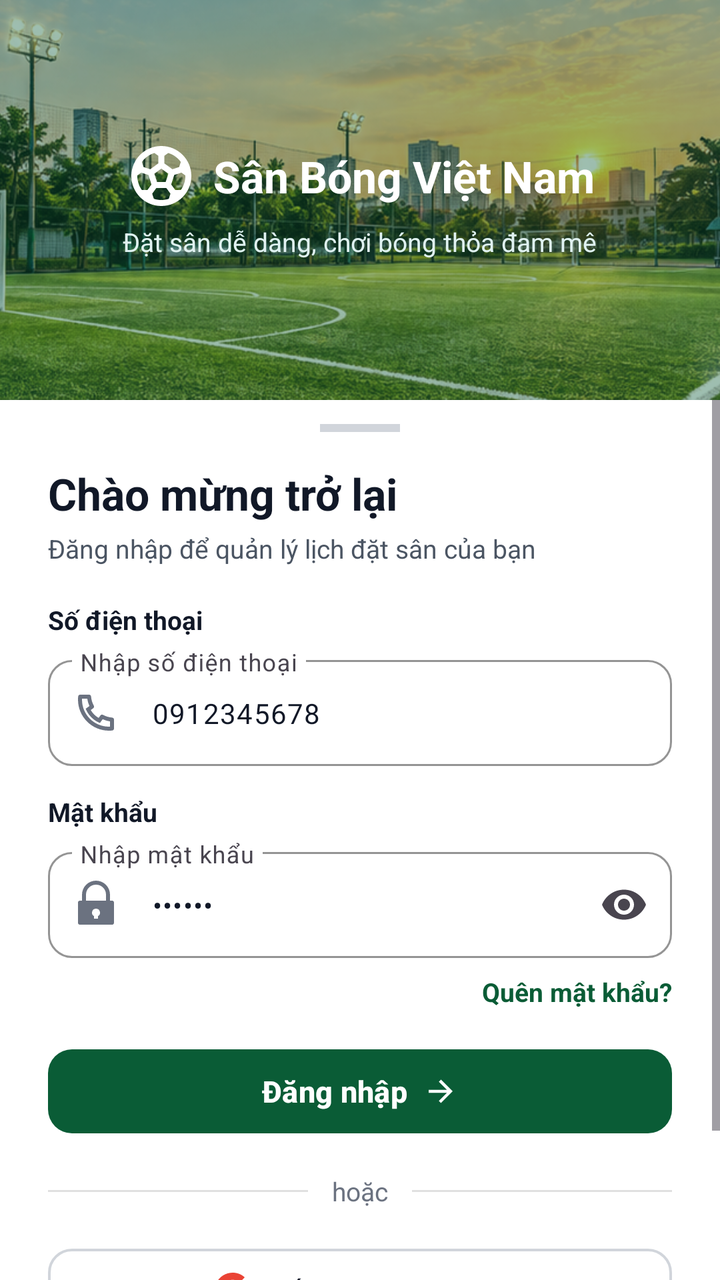
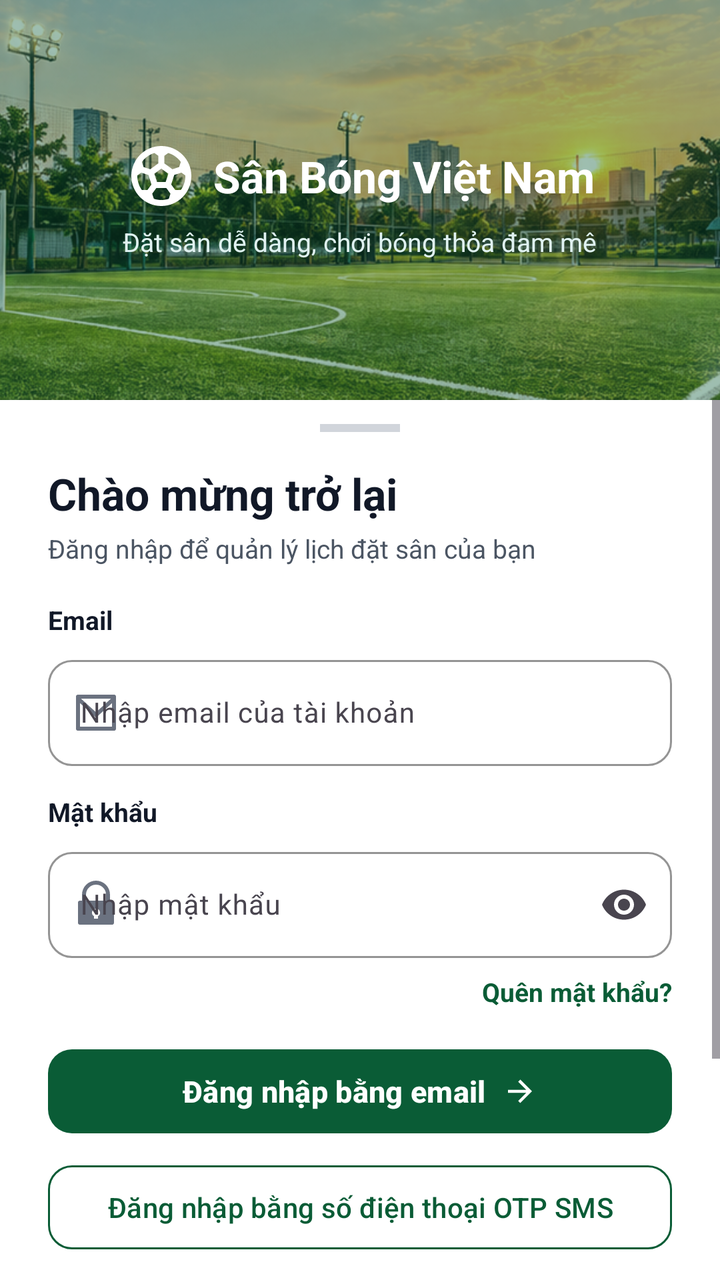

The first picture is an Android layout as it rendered before a commit; the second is the same layout after the commit. The layout source and the unified diff follow.
<!-- AndroidManifest.xml: application theme Theme.SanBong -->
<!-- res/layout/activity_auth.xml -->
<?xml version="1.0" encoding="utf-8"?>
<LinearLayout
    xmlns:android="http://schemas.android.com/apk/res/android"
    xmlns:app="http://schemas.android.com/apk/res-auto"
    android:layout_width="match_parent"
    android:layout_height="match_parent"
    android:orientation="vertical"
    android:background="@color/surface">

    
    <FrameLayout
        android:layout_width="match_parent"
        android:layout_height="200dp">

        <ImageView
            android:layout_width="match_parent"
            android:layout_height="match_parent"
            android:scaleType="centerCrop"
            android:src="@drawable/img_pitch_sunset" />

        <View
            android:layout_width="match_parent"
            android:layout_height="match_parent"
            android:background="#660D5C3A" />

        <LinearLayout
            android:layout_width="match_parent"
            android:layout_height="wrap_content"
            android:layout_gravity="center"
            android:gravity="center"
            android:orientation="vertical"
            android:padding="16dp">

            <LinearLayout
                android:layout_width="wrap_content"
                android:layout_height="wrap_content"
                android:gravity="center_vertical">

                <ImageView
                    android:layout_width="36dp"
                    android:layout_height="36dp"
                    android:src="@drawable/ic_ri_football"
                    app:tint="@color/white" />

                <TextView
                    android:layout_width="wrap_content"
                    android:layout_height="wrap_content"
                    android:layout_marginStart="8dp"
                    android:text="Sân Bóng Việt Nam"
                    android:textColor="@color/white"
                    android:textSize="22sp"
                    android:textStyle="bold" />
            </LinearLayout>

            <TextView
                android:layout_width="wrap_content"
                android:layout_height="wrap_content"
                android:layout_marginTop="6dp"
                android:text="Đặt sân dễ dàng, chơi bóng thỏa đam mê"
                android:textColor="#E0F2F1"
                android:textSize="13sp" />
        </LinearLayout>
    </FrameLayout>

    
    <ScrollView
        android:layout_width="match_parent"
        android:layout_height="0dp"
        android:layout_weight="1"
        android:background="@drawable/bg_sheet_bottom"
        android:fillViewport="true">

        <LinearLayout
            android:layout_width="match_parent"
            android:layout_height="wrap_content"
            android:orientation="vertical"
            android:paddingHorizontal="24dp"
            android:paddingTop="12dp"
            android:paddingBottom="24dp">

            
            <View
                android:layout_width="40dp"
                android:layout_height="4dp"
                android:layout_gravity="center_horizontal"
                android:layout_marginBottom="16dp"
                android:background="#D1D5DB" />

            
            <LinearLayout
                android:id="@+id/layoutLogin"
                android:layout_width="match_parent"
                android:layout_height="wrap_content"
                android:orientation="vertical"
                android:visibility="visible">

                <TextView
                    android:layout_width="wrap_content"
                    android:layout_height="wrap_content"
                    android:text="Chào mừng trở lại"
                    android:textColor="@color/text_primary"
                    android:textSize="22sp"
                    android:textStyle="bold" />

                <TextView
                    android:layout_width="wrap_content"
                    android:layout_height="wrap_content"
                    android:layout_marginTop="4dp"
                    android:text="Đăng nhập để quản lý lịch đặt sân của bạn"
                    android:textColor="@color/text_secondary"
                    android:textSize="13sp" />

                
                <TextView
                    android:layout_width="wrap_content"
                    android:layout_height="wrap_content"
                    android:layout_marginTop="18dp"
                    android:text="Số điện thoại"
                    android:textColor="@color/text_primary"
                    android:textSize="13sp"
                    android:textStyle="bold" />

                <com.google.android.material.textfield.TextInputLayout
                    style="@style/Widget.Material3.TextInputLayout.OutlinedBox"
                    android:layout_width="match_parent"
                    android:layout_height="wrap_content"
                    android:layout_marginTop="6dp"
                    app:startIconDrawable="@drawable/ic_ri_phone"
                    app:startIconTint="@color/text_muted"
                    app:boxCornerRadiusTopStart="12dp"
                    app:boxCornerRadiusTopEnd="12dp"
                    app:boxCornerRadiusBottomStart="12dp"
                    app:boxCornerRadiusBottomEnd="12dp"
                    app:boxStrokeColor="@color/primary_green">

                    <com.google.android.material.textfield.TextInputEditText
                        android:id="@+id/etLoginPhone"
                        android:layout_width="match_parent"
                        android:layout_height="wrap_content"
                        android:hint="Nhập số điện thoại"
                        android:inputType="phone"
                        android:text="0912345678"
                        android:textColor="@color/text_primary"
                        android:textSize="14sp" />
                </com.google.android.material.textfield.TextInputLayout>

                
                <TextView
                    android:layout_width="wrap_content"
                    android:layout_height="wrap_content"
                    android:layout_marginTop="14dp"
                    android:text="Mật khẩu"
                    android:textColor="@color/text_primary"
                    android:textSize="13sp"
                    android:textStyle="bold" />

                <com.google.android.material.textfield.TextInputLayout
                    style="@style/Widget.Material3.TextInputLayout.OutlinedBox"
                    android:layout_width="match_parent"
                    android:layout_height="wrap_content"
                    android:layout_marginTop="6dp"
                    app:startIconDrawable="@drawable/ic_ri_lock"
                    app:startIconTint="@color/text_muted"
                    app:endIconMode="password_toggle"
                    app:boxCornerRadiusTopStart="12dp"
                    app:boxCornerRadiusTopEnd="12dp"
                    app:boxCornerRadiusBottomStart="12dp"
                    app:boxCornerRadiusBottomEnd="12dp"
                    app:boxStrokeColor="@color/primary_green">

                    <com.google.android.material.textfield.TextInputEditText
                        android:id="@+id/etLoginPassword"
                        android:layout_width="match_parent"
                        android:layout_height="wrap_content"
                        android:hint="Nhập mật khẩu"
                        android:inputType="textPassword"
                        android:text="123456"
                        android:textColor="@color/text_primary"
                        android:textSize="14sp" />
                </com.google.android.material.textfield.TextInputLayout>

                
                <TextView
                    android:id="@+id/btnForgotPassword"
                    android:layout_width="wrap_content"
                    android:layout_height="wrap_content"
                    android:layout_gravity="end"
                    android:layout_marginTop="8dp"
                    android:text="Quên mật khẩu?"
                    android:textColor="@color/primary_green"
                    android:textSize="13sp"
                    android:textStyle="bold" />

                
                <com.google.android.material.button.MaterialButton
                    android:id="@+id/btnLoginSubmit"
                    android:layout_width="match_parent"
                    android:layout_height="50dp"
                    android:layout_marginTop="16dp"
                    android:text="Đăng nhập"
                    android:textColor="@color/white"
                    android:textSize="15sp"
                    android:textStyle="bold"
                    app:backgroundTint="@color/primary_green"
                    app:cornerRadius="12dp"
                    app:icon="@drawable/ic_ri_arrow_right"
                    app:iconGravity="textEnd"
                    app:iconTint="@color/white" />

                
                <LinearLayout
                    android:layout_width="match_parent"
                    android:layout_height="wrap_content"
                    android:layout_marginVertical="16dp"
                    android:gravity="center_vertical">

                    <View
                        android:layout_width="0dp"
                        android:layout_height="1dp"
                        android:layout_weight="1"
                        android:background="#E0E0E0" />

                    <TextView
                        android:layout_width="wrap_content"
                        android:layout_height="wrap_content"
                        android:layout_marginHorizontal="12dp"
                        android:text="hoặc"
                        android:textColor="@color/text_muted"
                        android:textSize="13sp" />

                    <View
                        android:layout_width="0dp"
                        android:layout_height="1dp"
                        android:layout_weight="1"
                        android:background="#E0E0E0" />
                </LinearLayout>

                
                <com.google.android.material.button.MaterialButton
                    android:id="@+id/btnGoogleLogin"
                    style="@style/Widget.Material3.Button.OutlinedButton"
                    android:layout_width="match_parent"
                    android:layout_height="50dp"
                    android:text="Tiếp tục với Google"
                    android:textColor="@color/text_primary"
                    android:textSize="14sp"
                    app:strokeColor="#D1D5DB"
                    app:strokeWidth="1.2dp"
                    app:cornerRadius="12dp"
                    app:icon="@drawable/ic_ri_google"
                    app:iconGravity="textStart"
                    app:iconTint="@null" />

                
                <LinearLayout
                    android:layout_width="wrap_content"
                    android:layout_height="wrap_content"
                    android:layout_gravity="center_horizontal"
                    android:layout_marginTop="18dp"
                    android:gravity="center">

                    <TextView
                        android:layout_width="wrap_content"
                        android:layout_height="wrap_content"
                        android:text="Chưa có tài khoản? "
                        android:textColor="@color/text_secondary"
                        android:textSize="13sp" />

                    <TextView
                        android:id="@+id/btnSwitchToRegister"
                        android:layout_width="wrap_content"
                        android:layout_height="wrap_content"
                        android:text="Đăng ký"
                        android:textColor="@color/primary_green"
                        android:textSize="13sp"
                        android:textStyle="bold" />
                </LinearLayout>
            </LinearLayout>

            
            <LinearLayout
                android:id="@+id/layoutRegister"
                android:layout_width="match_parent"
                android:layout_height="wrap_content"
                android:orientation="vertical"
                android:visibility="gone">

                <TextView
                    android:layout_width="wrap_content"
                    android:layout_height="wrap_content"
                    android:text="Tạo tài khoản"
                    android:textColor="@color/text_primary"
                    android:textSize="22sp"
                    android:textStyle="bold" />

                <TextView
                    android:layout_width="wrap_content"
                    android:layout_height="wrap_content"
                    android:layout_marginTop="4dp"
                    android:text="Đăng ký để đặt sân nhanh hơn"
                    android:textColor="@color/text_secondary"
                    android:textSize="13sp" />

                
                <TextView
                    android:layout_width="wrap_content"
                    android:layout_height="wrap_content"
                    android:layout_marginTop="16dp"
                    android:text="Họ và tên"
                    android:textColor="@color/text_primary"
                    android:textSize="13sp"
                    android:textStyle="bold" />

                <com.google.android.material.textfield.TextInputLayout
                    style="@style/Widget.Material3.TextInputLayout.OutlinedBox"
                    android:layout_width="match_parent"
                    android:layout_height="wrap_content"
                    android:layout_marginTop="4dp"
                    app:startIconDrawable="@drawable/ic_ri_user"
                    app:startIconTint="@color/text_muted"
                    app:boxCornerRadiusTopStart="12dp"
                    app:boxCornerRadiusTopEnd="12dp"
                    app:boxCornerRadiusBottomStart="12dp"
                    app:boxCornerRadiusBottomEnd="12dp"
                    app:boxStrokeColor="@color/primary_green">

                    <com.google.android.material.textfield.TextInputEditText
                        android:id="@+id/etRegName"
                        android:layout_width="match_parent"
                        android:layout_height="wrap_content"
                        android:hint="Nhập họ và tên"
                        android:textColor="@color/text_primary"
                        android:textSize="14sp" />
                </com.google.android.material.textfield.TextInputLayout>

                
                <TextView
                    android:layout_width="wrap_content"
                    android:layout_height="wrap_content"
                    android:layout_marginTop="12dp"
                    android:text="Số điện thoại"
                    android:textColor="@color/text_primary"
                    android:textSize="13sp"
                    android:textStyle="bold" />

                <com.google.android.material.textfield.TextInputLayout
                    style="@style/Widget.Material3.TextInputLayout.OutlinedBox"
                    android:layout_width="match_parent"
                    android:layout_height="wrap_content"
                    android:layout_marginTop="4dp"
                    app:startIconDrawable="@drawable/ic_ri_phone"
                    app:startIconTint="@color/text_muted"
                    app:boxCornerRadiusTopStart="12dp"
                    app:boxCornerRadiusTopEnd="12dp"
                    app:boxCornerRadiusBottomStart="12dp"
                    app:boxCornerRadiusBottomEnd="12dp"
                    app:boxStrokeColor="@color/primary_green">

                    <com.google.android.material.textfield.TextInputEditText
                        android:id="@+id/etRegPhone"
                        android:layout_width="match_parent"
                        android:layout_height="wrap_content"
                        android:hint="Nhập số điện thoại"
                        android:inputType="phone"
                        android:textColor="@color/text_primary"
                        android:textSize="14sp" />
                </com.google.android.material.textfield.TextInputLayout>

                
                <TextView
                    android:layout_width="wrap_content"
                    android:layout_height="wrap_content"
                    android:layout_marginTop="12dp"
                    android:text="Email (không bắt buộc)"
                    android:textColor="@color/text_primary"
                    android:textSize="13sp"
                    android:textStyle="bold" />

                <com.google.android.material.textfield.TextInputLayout
                    style="@style/Widget.Material3.TextInputLayout.OutlinedBox"
                    android:layout_width="match_parent"
                    android:layout_height="wrap_content"
                    android:layout_marginTop="4dp"
                    app:startIconDrawable="@drawable/ic_ri_mail"
                    app:startIconTint="@color/text_muted"
                    app:boxCornerRadiusTopStart="12dp"
                    app:boxCornerRadiusTopEnd="12dp"
                    app:boxCornerRadiusBottomStart="12dp"
                    app:boxCornerRadiusBottomEnd="12dp"
                    app:boxStrokeColor="@color/primary_green">

                    <com.google.android.material.textfield.TextInputEditText
                        android:id="@+id/etRegEmail"
                        android:layout_width="match_parent"
                        android:layout_height="wrap_content"
                        android:hint="Nhập email của bạn"
                        android:inputType="textEmailAddress"
                        android:textColor="@color/text_primary"
                        android:textSize="14sp" />
                </com.google.android.material.textfield.TextInputLayout>

                
                <TextView
                    android:layout_width="wrap_content"
                    android:layout_height="wrap_content"
                    android:layout_marginTop="12dp"
                    android:text="Mật khẩu"
                    android:textColor="@color/text_primary"
                    android:textSize="13sp"
                    android:textStyle="bold" />

                <com.google.android.material.textfield.TextInputLayout
                    style="@style/Widget.Material3.TextInputLayout.OutlinedBox"
                    android:layout_width="match_parent"
                    android:layout_height="wrap_content"
                    android:layout_marginTop="4dp"
                    app:startIconDrawable="@drawable/ic_ri_lock"
                    app:startIconTint="@color/text_muted"
                    app:endIconMode="password_toggle"
                    app:boxCornerRadiusTopStart="12dp"
                    app:boxCornerRadiusTopEnd="12dp"
                    app:boxCornerRadiusBottomStart="12dp"
                    app:boxCornerRadiusBottomEnd="12dp"
                    app:boxStrokeColor="@color/primary_green">

                    <com.google.android.material.textfield.TextInputEditText
                        android:id="@+id/etRegPassword"
                        android:layout_width="match_parent"
                        android:layout_height="wrap_content"
                        android:hint="Nhập mật khẩu"
                        android:inputType="textPassword"
                        android:textColor="@color/text_primary"
                        android:textSize="14sp" />
                </com.google.android.material.textfield.TextInputLayout>

                
                <TextView
                    android:layout_width="wrap_content"
                    android:layout_height="wrap_content"
                    android:layout_marginTop="12dp"
                    android:text="Nhập lại mật khẩu"
                    android:textColor="@color/text_primary"
                    android:textSize="13sp"
                    android:textStyle="bold" />

                <com.google.android.material.textfield.TextInputLayout
                    style="@style/Widget.Material3.TextInputLayout.OutlinedBox"
                    android:layout_width="match_parent"
                    android:layout_height="wrap_content"
                    android:layout_marginTop="4dp"
                    app:startIconDrawable="@drawable/ic_ri_lock"
                    app:startIconTint="@color/text_muted"
                    app:endIconMode="password_toggle"
                    app:boxCornerRadiusTopStart="12dp"
                    app:boxCornerRadiusTopEnd="12dp"
                    app:boxCornerRadiusBottomStart="12dp"
                    app:boxCornerRadiusBottomEnd="12dp"
                    app:boxStrokeColor="@color/primary_green">

                    <com.google.android.material.textfield.TextInputEditText
                        android:id="@+id/etRegPasswordConfirm"
                        android:layout_width="match_parent"
                        android:layout_height="wrap_content"
                        android:hint="Nhập lại mật khẩu"
                        android:inputType="textPassword"
                        android:textColor="@color/text_primary"
                        android:textSize="14sp" />
                </com.google.android.material.textfield.TextInputLayout>

                
                <LinearLayout
                    android:layout_width="match_parent"
                    android:layout_height="wrap_content"
                    android:layout_marginTop="12dp"
                    android:gravity="center_vertical">

                    <CheckBox
                        android:id="@+id/cbTerms"
                        android:layout_width="wrap_content"
                        android:layout_height="wrap_content"
                        android:checked="true"
                        android:buttonTint="@color/primary_green" />

                    <TextView
                        android:layout_width="wrap_content"
                        android:layout_height="wrap_content"
                        android:text="Tôi đồng ý với Điều khoản và Chính sách"
                        android:textColor="@color/text_secondary"
                        android:textSize="12sp" />
                </LinearLayout>

                
                <com.google.android.material.button.MaterialButton
                    android:id="@+id/btnRegisterSubmit"
                    android:layout_width="match_parent"
                    android:layout_height="50dp"
                    android:layout_marginTop="16dp"
                    android:text="Tạo tài khoản"
                    android:textColor="@color/white"
                    android:textSize="15sp"
                    android:textStyle="bold"
                    app:backgroundTint="@color/primary_green"
                    app:cornerRadius="12dp"
                    app:icon="@drawable/ic_ri_arrow_right"
                    app:iconGravity="textEnd"
                    app:iconTint="@color/white" />

                
                <LinearLayout
                    android:layout_width="wrap_content"
                    android:layout_height="wrap_content"
                    android:layout_gravity="center_horizontal"
                    android:layout_marginTop="16dp"
                    android:gravity="center">

                    <TextView
                        android:layout_width="wrap_content"
                        android:layout_height="wrap_content"
                        android:text="Đã có tài khoản? "
                        android:textColor="@color/text_secondary"
                        android:textSize="13sp" />

                    <TextView
                        android:id="@+id/btnSwitchToLogin"
                        android:layout_width="wrap_content"
                        android:layout_height="wrap_content"
                        android:text="Đăng nhập"
                        android:textColor="@color/primary_green"
                        android:textSize="13sp"
                        android:textStyle="bold" />
                </LinearLayout>
            </LinearLayout>

        </LinearLayout>
    </ScrollView>

</LinearLayout>
<!-- resources referenced by this layout -->
<resources>
  <color name="primary_green">#0A5C36</color>
  <color name="surface">#FFFFFF</color>
  <color name="text_muted">#6B7280</color>
  <color name="text_primary">#111827</color>
  <color name="text_secondary">#4B5563</color>
  <color name="white">#FFFFFF</color>
  <!-- drawable bg_sheet_bottom (drawable) -->
  <?xml version="1.0" encoding="utf-8"?>
  <shape xmlns:android="http://schemas.android.com/apk/res/android"
      android:shape="rectangle">
      <solid android:color="@color/surface" />
      <corners
          android:topLeftRadius="24dp"
          android:topRightRadius="24dp"
          android:bottomLeftRadius="0dp"
          android:bottomRightRadius="0dp" />
  </shape>
  <!-- drawable ic_ri_arrow_right (drawable) -->
  ﻿<vector xmlns:android="http://schemas.android.com/apk/res/android"
      android:width="24dp"
      android:height="24dp"
      android:viewportWidth="24"
      android:viewportHeight="24">
      <path
          android:fillColor="#FF000000"
          android:pathData="M16.1716 10.9999L10.8076 5.63589L12.2218 4.22168L20 11.9999L12.2218 19.778L10.8076 18.3638L16.1716 12.9999H4V10.9999H16.1716Z" />
  </vector>
  <!-- drawable ic_ri_lock (drawable) -->
  <vector xmlns:android="http://schemas.android.com/apk/res/android"
      android:width="24dp"
      android:height="24dp"
      android:viewportWidth="24"
      android:viewportHeight="24">
    <path
        android:fillColor="#FFFFFFFF"
        android:pathData="M19,10h1a1,1 0,0 1,1 1v10a1,1 0,0 1,-1 1H4a1,1 0,0 1,-1 -1V11a1,1 0,0 1,1 -1h1V7a7,7 0,0 1,14 0v3zm-2,0V7A5,5 0,0 0,7 7v3h10zm-5,4a2,2 0,0 0,-1 3.732V19h2v-1.268A2,2 0,0 0,12 14z"/>
  </vector>
  <!-- drawable ic_ri_mail (drawable) -->
  <vector xmlns:android="http://schemas.android.com/apk/res/android"
      android:width="24dp"
      android:height="24dp"
      android:viewportWidth="24"
      android:viewportHeight="24">
    <path
        android:fillColor="#FFFFFFFF"
        android:pathData="M3,3h18a1,1 0,0 1,1 1v16a1,1 0,0 1,-1 1H3a1,1 0,0 1,-1 -1V4a1,1 0,0 1,1 -1zm17,4.238l-7.928,7.182a.1.1 0,0 1,-0.144 0L4,7.238V19h16V7.238zM4.511,5l7.489,6.785L19.489,5H4.511z"/>
  </vector>
  <!-- drawable ic_ri_user (drawable) -->
  ﻿<vector xmlns:android="http://schemas.android.com/apk/res/android"
      android:width="24dp"
      android:height="24dp"
      android:viewportWidth="24"
      android:viewportHeight="24">
      <path
          android:fillColor="#FF000000"
          android:pathData="M20 22H18V20C18 18.3431 16.6569 17 15 17H9C7.34315 17 6 18.3431 6 20V22H4V20C4 17.2386 6.23858 15 9 15H15C17.7614 15 20 17.2386 20 20V22ZM12 13C8.68629 13 6 10.3137 6 7C6 3.68629 8.68629 1 12 1C15.3137 1 18 3.68629 18 7C18 10.3137 15.3137 13 12 13ZM12 11C14.2091 11 16 9.20914 16 7C16 4.79086 14.2091 3 12 3C9.79086 3 8 4.79086 8 7C8 9.20914 9.79086 11 12 11Z" />
  </vector>
  <color name="brand_700">#0D683D</color>
  <color name="brand_100">#E6F4EA</color>
  <color name="brand_950">#074528</color>
  <color name="brand_600">#10804D</color>
  <color name="background">#F4F7F5</color>
  <color name="brand_50">#F4FBF7</color>
  <color name="brand_800">#0A5C36</color>
  <style name="ThemeOverlay.SanBong.MaterialAlertDialog" parent="ThemeOverlay.Material3.MaterialAlertDialog">
          <item name="colorPrimary">@color/primary_green</item>
          <item name="colorSurface">@color/surface</item>
          <item name="colorOnSurface">@color/text_primary</item>
      </style>
  <!-- unchanged entries left out for length: 5 -->
</resources>

<!-- the commit's change to res/layout/activity_auth.xml (unified diff, before → after) -->
@@ -115,7 +115,7 @@
                     android:layout_width="wrap_content"
                     android:layout_height="wrap_content"
                     android:layout_marginTop="18dp"
-                    android:text="Số điện thoại"
+                    android:text="Email"
                     android:textColor="@color/text_primary"
                     android:textSize="13sp"
                     android:textStyle="bold" />
@@ -125,7 +125,7 @@
                     android:layout_width="match_parent"
                     android:layout_height="wrap_content"
                     android:layout_marginTop="6dp"
-                    app:startIconDrawable="@drawable/ic_ri_phone"
+                    app:startIconDrawable="@drawable/ic_ri_mail"
                     app:startIconTint="@color/text_muted"
                     app:boxCornerRadiusTopStart="12dp"
                     app:boxCornerRadiusTopEnd="12dp"
@@ -137,9 +137,8 @@
                         android:id="@+id/etLoginPhone"
                         android:layout_width="match_parent"
                         android:layout_height="wrap_content"
-                        android:hint="Nhập số điện thoại"
-                        android:inputType="phone"
-                        android:text="0912345678"
+                        android:hint="Nhập email của tài khoản"
+                        android:inputType="textEmailAddress"
                         android:textColor="@color/text_primary"
                         android:textSize="14sp" />
                 </com.google.android.material.textfield.TextInputLayout>
@@ -174,7 +173,6 @@
                         android:layout_height="wrap_content"
                         android:hint="Nhập mật khẩu"
                         android:inputType="textPassword"
-                        android:text="123456"
                         android:textColor="@color/text_primary"
                         android:textSize="14sp" />
                 </com.google.android.material.textfield.TextInputLayout>
@@ -197,7 +195,7 @@
                     android:layout_width="match_parent"
                     android:layout_height="50dp"
                     android:layout_marginTop="16dp"
-                    android:text="Đăng nhập"
+                    android:text="Đăng nhập bằng email"
                     android:textColor="@color/white"
                     android:textSize="15sp"
                     android:textStyle="bold"
@@ -206,6 +204,17 @@
                     app:icon="@drawable/ic_ri_arrow_right"
                     app:iconGravity="textEnd"
                     app:iconTint="@color/white" />
+
+                <com.google.android.material.button.MaterialButton
+                    android:id="@+id/btnLoginOtp"
+                    style="@style/Widget.Material3.Button.OutlinedButton"
+                    android:layout_width="match_parent"
+                    android:layout_height="50dp"
+                    android:layout_marginTop="8dp"
+                    android:text="Đăng nhập bằng số điện thoại OTP SMS"
+                    android:textColor="@color/primary_green"
+                    app:strokeColor="@color/primary_green"
+                    app:cornerRadius="12dp" />
 
                 
                 <LinearLayout
